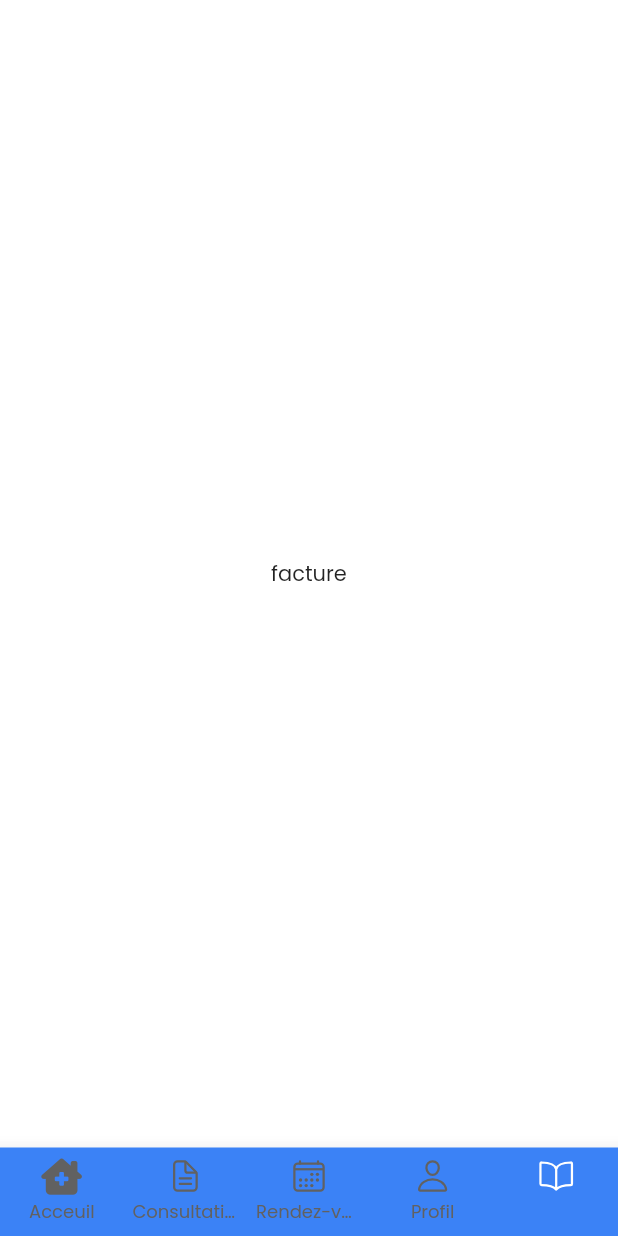
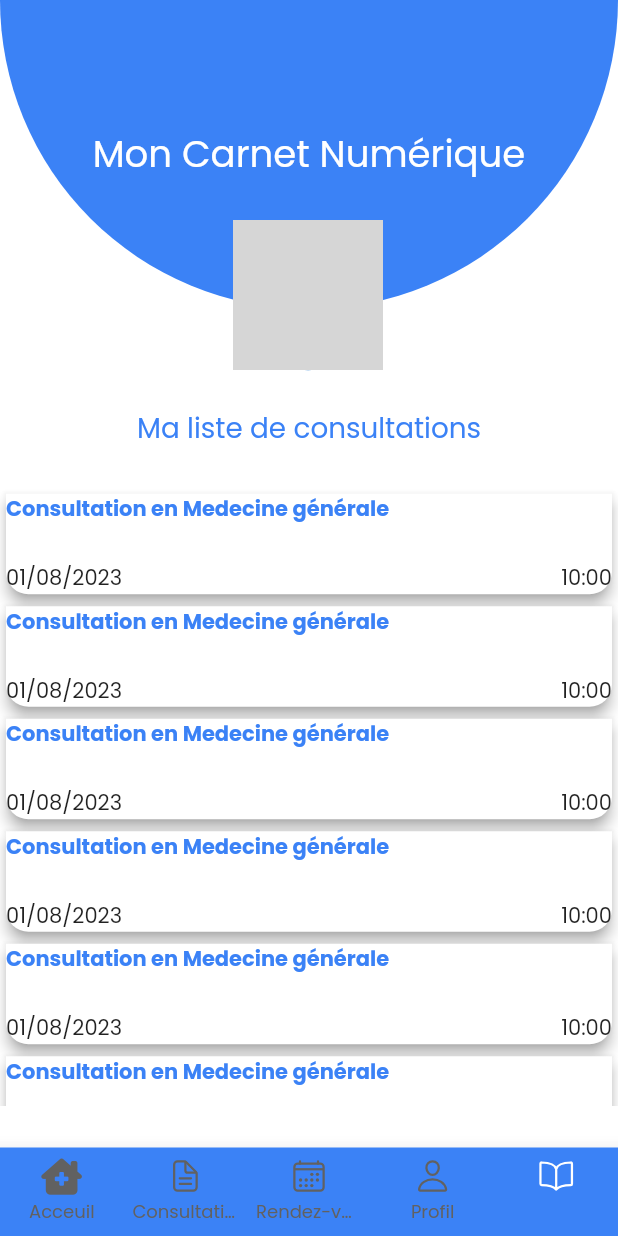
Before and after one commit to graceyaob/doctrosso, a Flutter app: the ContainerApp screen opened by its route, swiped to page 5, on a phone screen of 412 x 824 dp. Run offline on Flutter 3.47's test engine with Material 2 defaults, Android fonts, the phone set to English and light mode, and no system bars; our stand-ins replace flutter_svg, font_awesome_flutter, google_fonts, image_picker, ionicons; grey boxes are pictures that could not be loaded.

Commit message:
debut implémentation carnet

```diff
--- a/lib/components/home/containerImage.dart
+++ b/lib/components/home/containerImage.dart
@@ -16,6 +16,7 @@ class ContainerImage extends StatelessWidget {
     return Material(
         elevation: 10,
         child: Container(
+          width: Config.widthSize * 0.36,
           decoration: BoxDecoration(
               borderRadius: BorderRadius.circular(10),
               boxShadow: const [
--- a/lib/components/home/welcome.dart
+++ b/lib/components/home/welcome.dart
@@ -93,7 +93,9 @@ class Welcome extends StatelessWidget {
                     Ionicons.calendar_outline,
                   ),
                   title: "RDV",
-                  onPressed: () {},
+                  onPressed: () {
+                    Navigator.of(context).pushNamed("rdv");
+                  },
                   colorFond: selection
                       ? Config.couleurBoutonSelectionner
                       : Config.couleurPrincipale,
@@ -103,7 +105,9 @@ class Welcome extends StatelessWidget {
                 ButtonIcon(
                   icon: const Icon(Ionicons.document_text_outline),
                   title: "Consultation",
-                  onPressed: () {},
+                  onPressed: () {
+                    Navigator.of(context).pushNamed("consultation");
+                  },
                   colorFond: Config.couleurPrincipale,
                   colorText: Colors.white,
                 )
--- a/lib/main.dart
+++ b/lib/main.dart
@@ -1,8 +1,10 @@
 import 'package:doctrosso/components/connexion/modifier_MDP.dart';
 import 'package:doctrosso/components/rendez-vous/appoint.dart';
+import 'package:doctrosso/pages/consultation.dart';
 import 'package:doctrosso/pages/containerApp.dart';
 import 'package:doctrosso/pages/login.dart';
 import 'package:doctrosso/pages/modifInfo.dart';
+import 'package:doctrosso/pages/rendezVous.dart';
 import 'package:doctrosso/utils/config.dart';
 import 'package:flutter/material.dart';
 import 'package:google_fonts/google_fonts.dart';
@@ -24,7 +26,7 @@ class MyApp extends StatelessWidget {
       title: "Doctrôssô",
       debugShowCheckedModeBanner: false,
       theme: ThemeData(
-          appBarTheme: AppBarTheme(
+          appBarTheme: const AppBarTheme(
             backgroundColor: Colors.white,
             elevation: 0,
             foregroundColor: Config.couleurPrincipale,
@@ -47,7 +49,9 @@ class MyApp extends StatelessWidget {
         'main': (context) => const ContainerApp(),
         'modifier': (context) => const LoginModif(),
         'modifInfo': (context) => const ModiInfo(),
-        'calendrier': (context) => const AppointListeApp()
+        'calendrier': (context) => const AppointListeApp(),
+        'consultation': (context) => const ConsultationPAge(),
+        'rdv': (context) => const AppointPage()
       },
     );
   }
--- /dev/null
+++ b/lib/pages/carnet.dart
@@ -0,0 +1,300 @@
+import 'package:doctrosso/components/imageProfil.dart';
+import 'package:doctrosso/utils/config.dart';
+import 'package:flutter/material.dart';
+
+class Carnet extends StatefulWidget {
+  const Carnet({super.key});
+
+  @override
+  State<Carnet> createState() => _CarnetState();
+}
+
+class _CarnetState extends State<Carnet> {
+  @override
+  Widget build(BuildContext context) {
+    return Scaffold(
+        body: SafeArea(
+      child: Column(children: [
+        Stack(
+          children: [
+            Container(
+              height: Config.heightSize * 0.3,
+            ),
+            Container(
+              alignment: Alignment.center,
+              width: double.infinity,
+              height: Config.heightSize * 0.25,
+              decoration: const BoxDecoration(
+                  color: Config.couleurPrincipale,
+                  borderRadius: BorderRadius.only(
+                      bottomLeft: Radius.circular(600),
+                      bottomRight: Radius.circular(600))),
+              child: Text(
+                "Mon Carnet Numérique",
+                style: TextStyle(
+                    color: Colors.white, fontSize: Config.widthSize * 0.06),
+              ),
+            ),
+            Positioned(
+              bottom: Config.heightSize * 0.0005,
+              right: Config.widthSize * 0.38,
+              child: CadrePhoto(raduis: 50),
+            ),
+          ],
+        ),
+        Config.spaceSmall,
+        Text(
+          "Ma liste de consultations",
+          style: TextStyle(
+              color: Config.couleurPrincipale,
+              fontSize: Config.widthSize * 0.045),
+        ),
+        Config.spaceSmall,
+        Container(
+          height: Config.heightSize * 0.5,
+          child: SingleChildScrollView(
+            scrollDirection: Axis.vertical,
+            child: Column(
+              children: [
+                Card(
+                  shape: RoundedRectangleBorder(
+                      borderRadius: BorderRadius.only(
+                          bottomRight: Radius.circular(15),
+                          bottomLeft: Radius.circular(15))),
+                  elevation: 4,
+                  shadowColor: Colors.grey,
+                  child: Column(
+                    crossAxisAlignment: CrossAxisAlignment.start,
+                    children: [
+                      Text(
+                        "Consultation en Medecine générale",
+                        style: TextStyle(
+                          color: Config.couleurPrincipale,
+                          fontWeight: FontWeight.bold,
+                        ),
+                      ),
+                      Config.spaceSmall,
+                      Row(
+                        crossAxisAlignment: CrossAxisAlignment.start,
+                        mainAxisAlignment: MainAxisAlignment.spaceBetween,
+                        children: [Text("01/08/2023"), Text("10:00")],
+                      )
+                    ],
+                  ),
+                ),
+                Card(
+                  shape: RoundedRectangleBorder(
+                      borderRadius: BorderRadius.only(
+                          bottomRight: Radius.circular(15),
+                          bottomLeft: Radius.circular(15))),
+                  elevation: 4,
+                  shadowColor: Colors.grey,
+                  child: Column(
+                    crossAxisAlignment: CrossAxisAlignment.start,
+                    children: [
+                      Text(
+                        "Consultation en Medecine générale",
+                        style: TextStyle(
+                          color: Config.couleurPrincipale,
+                          fontWeight: FontWeight.bold,
+                        ),
+                      ),
+                      Config.spaceSmall,
+                      Row(
+                        crossAxisAlignment: CrossAxisAlignment.start,
+                        mainAxisAlignment: MainAxisAlignment.spaceBetween,
+                        children: [Text("01/08/2023"), Text("10:00")],
+                      )
+                    ],
+                  ),
+                ),
+                Card(
+                  shape: RoundedRectangleBorder(
+                      borderRadius: BorderRadius.only(
+                          bottomRight: Radius.circular(15),
+                          bottomLeft: Radius.circular(15))),
+                  elevation: 4,
+                  shadowColor: Colors.grey,
+                  child: Column(
+                    crossAxisAlignment: CrossAxisAlignment.start,
+                    children: [
+                      Text(
+                        "Consultation en Medecine générale",
+                        style: TextStyle(
+                          color: Config.couleurPrincipale,
+                          fontWeight: FontWeight.bold,
+                        ),
+                      ),
+                      Config.spaceSmall,
+                      Row(
+                        crossAxisAlignment: CrossAxisAlignment.start,
+                        mainAxisAlignment: MainAxisAlignment.spaceBetween,
+                        children: [Text("01/08/2023"), Text("10:00")],
+                      )
+                    ],
+                  ),
+                ),
+                Card(
+                  shape: RoundedRectangleBorder(
+                      borderRadius: BorderRadius.only(
+                          bottomRight: Radius.circular(15),
+                          bottomLeft: Radius.circular(15))),
+                  elevation: 4,
+                  shadowColor: Colors.grey,
+                  child: Column(
+                    crossAxisAlignment: CrossAxisAlignment.start,
+                    children: [
+                      Text(
+                        "Consultation en Medecine générale",
+                        style: TextStyle(
+                          color: Config.couleurPrincipale,
+                          fontWeight: FontWeight.bold,
+                        ),
+                      ),
+                      Config.spaceSmall,
+                      Row(
+                        crossAxisAlignment: CrossAxisAlignment.start,
+                        mainAxisAlignment: MainAxisAlignment.spaceBetween,
+                        children: [Text("01/08/2023"), Text("10:00")],
+                      )
+                    ],
+                  ),
+                ),
+                Card(
+                  shape: RoundedRectangleBorder(
+                      borderRadius: BorderRadius.only(
+                          bottomRight: Radius.circular(15),
+                          bottomLeft: Radius.circular(15))),
+                  elevation: 4,
+                  shadowColor: Colors.grey,
+                  child: Column(
+                    crossAxisAlignment: CrossAxisAlignment.start,
+                    children: [
+                      Text(
+                        "Consultation en Medecine générale",
+                        style: TextStyle(
+                          color: Config.couleurPrincipale,
+                          fontWeight: FontWeight.bold,
+                        ),
+                      ),
+                      Config.spaceSmall,
+                      Row(
+                        crossAxisAlignment: CrossAxisAlignment.start,
+                        mainAxisAlignment: MainAxisAlignment.spaceBetween,
+                        children: [Text("01/08/2023"), Text("10:00")],
+                      )
+                    ],
+                  ),
+                ),
+                Card(
+                  shape: RoundedRectangleBorder(
+                      borderRadius: BorderRadius.only(
+                          bottomRight: Radius.circular(15),
+                          bottomLeft: Radius.circular(15))),
+                  elevation: 4,
+                  shadowColor: Colors.grey,
+                  child: Column(
+                    crossAxisAlignment: CrossAxisAlignment.start,
+                    children: [
+                      Text(
+                        "Consultation en Medecine générale",
+                        style: TextStyle(
+                          color: Config.couleurPrincipale,
+                          fontWeight: FontWeight.bold,
+                        ),
+                      ),
+                      Config.spaceSmall,
+                      Row(
+                        crossAxisAlignment: CrossAxisAlignment.start,
+                        mainAxisAlignment: MainAxisAlignment.spaceBetween,
+                        children: [Text("01/08/2023"), Text("10:00")],
+                      )
+                    ],
+                  ),
+                ),
+                Card(
+                  shape: RoundedRectangleBorder(
+                      borderRadius: BorderRadius.only(
+                          bottomRight: Radius.circular(15),
+                          bottomLeft: Radius.circular(15))),
+                  elevation: 4,
+                  shadowColor: Colors.grey,
+                  child: Column(
+                    crossAxisAlignment: CrossAxisAlignment.start,
+                    children: [
+                      Text(
+                        "Consultation en Medecine générale",
+                        style: TextStyle(
+                          color: Config.couleurPrincipale,
+                          fontWeight: FontWeight.bold,
+                        ),
+                      ),
+                      Config.spaceSmall,
+                      Row(
+                        crossAxisAlignment: CrossAxisAlignment.start,
+                        mainAxisAlignment: MainAxisAlignment.spaceBetween,
+                        children: [Text("01/08/2023"), Text("10:00")],
+                      )
+                    ],
+                  ),
+                ),
+                Card(
+                  shape: RoundedRectangleBorder(
+                      borderRadius: BorderRadius.only(
+                          bottomRight: Radius.circular(15),
+                          bottomLeft: Radius.circular(15))),
+                  elevation: 4,
+                  shadowColor: Colors.grey,
+                  child: Column(
+                    crossAxisAlignment: CrossAxisAlignment.start,
+                    children: [
+                      Text(
+                        "Consultation en Medecine générale",
+                        style: TextStyle(
+                          color: Config.couleurPrincipale,
+                          fontWeight: FontWeight.bold,
+                        ),
+                      ),
+                      Config.spaceSmall,
+                      Row(
+                        crossAxisAlignment: CrossAxisAlignment.start,
+                        mainAxisAlignment: MainAxisAlignment.spaceBetween,
+                        children: [Text("01/08/2023"), Text("10:00")],
+                      )
+                    ],
+                  ),
+                ),
+                Card(
+                  shape: RoundedRectangleBorder(
+                      borderRadius: BorderRadius.only(
+                          bottomRight: Radius.circular(15),
+                          bottomLeft: Radius.circular(15))),
+                  elevation: 4,
+                  shadowColor: Colors.grey,
+                  child: Column(
+                    crossAxisAlignment: CrossAxisAlignment.start,
+                    children: [
+                      Text(
+                        "Consultation en Medecine générale",
+                        style: TextStyle(
+                          color: Config.couleurPrincipale,
+                          fontWeight: FontWeight.bold,
+                        ),
+                      ),
+                      Config.spaceSmall,
+                      Row(
+                        crossAxisAlignment: CrossAxisAlignment.start,
+                        mainAxisAlignment: MainAxisAlignment.spaceBetween,
+                        children: [Text("01/08/2023"), Text("10:00")],
+                      )
+                    ],
+                  ),
+                ),
+              ],
+            ),
+          ),
+        )
+      ]),
+    ));
+  }
+}
--- a/lib/pages/containerApp.dart
+++ b/lib/pages/containerApp.dart
@@ -1,5 +1,6 @@
+import 'package:doctrosso/pages/carnet.dart';
 import 'package:doctrosso/pages/consultation.dart';
-import 'package:doctrosso/pages/facture.dart';
+
 import 'package:doctrosso/pages/home.dart';
 import 'package:doctrosso/pages/profil.dart';
 import 'package:doctrosso/pages/rendezVous.dart';
@@ -16,10 +17,23 @@ class ContainerApp extends StatefulWidget {
   State<ContainerApp> createState() => _ContainerAppState();
 }
 
-int currentPage = 0;
-final PageController _pageController = PageController();
+int currentPage = 0; //position des pages
+PageController _pageController = PageController(); //le controlleur des pages
 
 class _ContainerAppState extends State<ContainerApp> {
+  @override
+  void initState() {
+    // TODO: implement initState
+    super.initState();
+    _pageController = PageController();
+  }
+
+  @override
+  void dispose() {
+    _pageController.dispose();
+    super.dispose();
+  }
+
   @override
   Widget build(BuildContext context) {
     return Scaffold(
@@ -35,7 +49,7 @@ class _ContainerAppState extends State<ContainerApp> {
           ConsultationPAge(),
           AppointPage(),
           Profil(),
-          Facture()
+          Carnet()
         ],
       ),
       bottomNavigationBar: BottomNavigationBar(
@@ -43,9 +57,7 @@ class _ContainerAppState extends State<ContainerApp> {
         onTap: (page) {
           setState(() {
             currentPage = page;
-            _pageController.animateToPage(page,
-                duration: const Duration(milliseconds: 500),
-                curve: Curves.easeInOut);
+            _pageController.jumpToPage(page);
           });
         },
         items: const [
```
